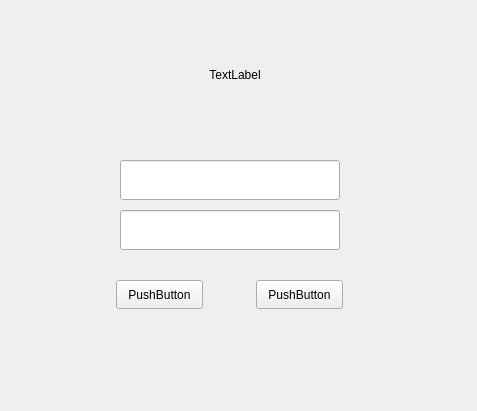
This is ui/logIn.ui in YassineBaghdadi/DEGITAL-management as Qt 5 draws it before an edit. The edited form follows.
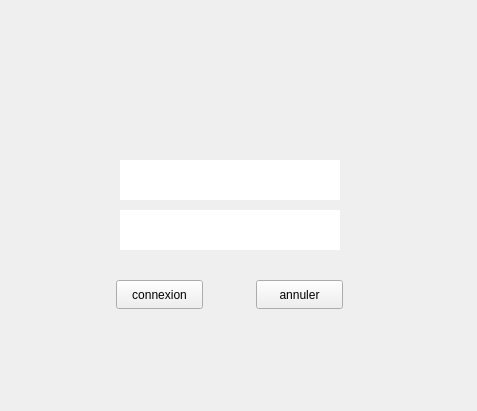
This is the edited form.

```diff
--- a/ui/logIn.ui
+++ b/ui/logIn.ui
@@ -10,10 +10,29 @@
     <height>411</height>
    </rect>
   </property>
+  <property name="minimumSize">
+   <size>
+    <width>477</width>
+    <height>411</height>
+   </size>
+  </property>
+  <property name="maximumSize">
+   <size>
+    <width>477</width>
+    <height>411</height>
+   </size>
+  </property>
   <property name="windowTitle">
    <string>Form</string>
   </property>
-  <widget class="QPushButton" name="pushButton">
+  <property name="styleSheet">
+   <string notr="true">QLineEdit{
+	
+	background-color: rgb(255, 255, 255);
+	border : 0px solid #ffffff;
+}</string>
+  </property>
+  <widget class="QPushButton" name="cnx">
    <property name="geometry">
     <rect>
      <x>116</x>
@@ -23,7 +42,7 @@
     </rect>
    </property>
    <property name="text">
-    <string>PushButton</string>
+    <string>connexion</string>
    </property>
   </widget>
   <widget class="QPushButton" name="pushButton_2">
@@ -36,7 +55,7 @@
     </rect>
    </property>
    <property name="text">
-    <string>PushButton</string>
+    <string>annuler</string>
    </property>
   </widget>
   <widget class="QLabel" name="label">
@@ -45,11 +64,11 @@
      <x>180</x>
      <y>30</y>
      <width>110</width>
-     <height>90</height>
+     <height>110</height>
     </rect>
    </property>
    <property name="text">
-    <string>TextLabel</string>
+    <string> </string>
    </property>
    <property name="alignment">
     <set>Qt::AlignCenter</set>
@@ -64,6 +83,9 @@
      <height>40</height>
     </rect>
    </property>
+   <property name="alignment">
+    <set>Qt::AlignCenter</set>
+   </property>
   </widget>
   <widget class="QLineEdit" name="lineEdit_2">
    <property name="geometry">
@@ -74,6 +96,12 @@
      <height>40</height>
     </rect>
    </property>
+   <property name="echoMode">
+    <enum>QLineEdit::Password</enum>
+   </property>
+   <property name="alignment">
+    <set>Qt::AlignCenter</set>
+   </property>
   </widget>
  </widget>
  <resources/>
```
Left out of the diff: 23 changed lines with no effect on the pictures.
